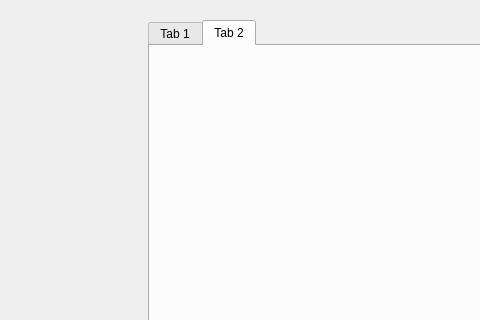
Qt form src/dialog/pcldialog.ui (hkaraoguz/ISLFramework) before a commit; both pictures show x 342 to 822 and y 0 to 320 of the 1068 by 701 pixel window.
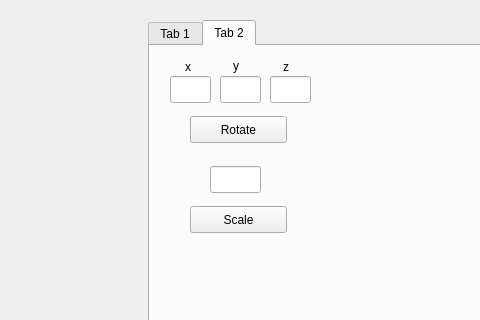
The same form after that commit. The open tabs and pages were chosen to show the change. Custom widgets are drawn as their Qt base class.

Commit message: Point cloud icin rotation ve scale eklenmeye baslandi

What changed in the file:
```diff
--- a/src/dialog/pcldialog.ui
+++ b/src/dialog/pcldialog.ui
@@ -197,6 +197,111 @@
     <attribute name="title">
      <string>Tab 2</string>
     </attribute>
+    <widget class="QPushButton" name="butRotateCloud">
+     <property name="geometry">
+      <rect>
+       <x>40</x>
+       <y>70</y>
+       <width>97</width>
+       <height>27</height>
+      </rect>
+     </property>
+     <property name="text">
+      <string>Rotate</string>
+     </property>
+    </widget>
+    <widget class="QLineEdit" name="lEditRotationXDeg">
+     <property name="geometry">
+      <rect>
+       <x>20</x>
+       <y>30</y>
+       <width>41</width>
+       <height>27</height>
+      </rect>
+     </property>
+    </widget>
+    <widget class="QLineEdit" name="lEditRotationYDeg">
+     <property name="geometry">
+      <rect>
+       <x>70</x>
+       <y>30</y>
+       <width>41</width>
+       <height>27</height>
+      </rect>
+     </property>
+    </widget>
+    <widget class="QLineEdit" name="lEditRotationZDeg">
+     <property name="geometry">
+      <rect>
+       <x>120</x>
+       <y>30</y>
+       <width>41</width>
+       <height>27</height>
+      </rect>
+     </property>
+    </widget>
+    <widget class="QLabel" name="label">
+     <property name="geometry">
+      <rect>
+       <x>35</x>
+       <y>12</y>
+       <width>20</width>
+       <height>17</height>
+      </rect>
+     </property>
+     <property name="text">
+      <string>x</string>
+     </property>
+    </widget>
+    <widget class="QLabel" name="label_2">
+     <property name="geometry">
+      <rect>
+       <x>83</x>
+       <y>11</y>
+       <width>16</width>
+       <height>17</height>
+      </rect>
+     </property>
+     <property name="text">
+      <string>y</string>
+     </property>
+    </widget>
+    <widget class="QLabel" name="label_3">
+     <property name="geometry">
+      <rect>
+       <x>133</x>
+       <y>12</y>
+       <width>16</width>
+       <height>17</height>
+      </rect>
+     </property>
+     <property name="text">
+      <string>z</string>
+     </property>
+    </widget>
+    <widget class="QLineEdit" name="lEditScalePointCloud">
+     <property name="geometry">
+      <rect>
+       <x>60</x>
+       <y>120</y>
+       <width>51</width>
+       <height>27</height>
+      </rect>
+     </property>
+    </widget>
+    <widget class="QPushButton" name="butScalePointCloud">
+     <property name="geometry">
+      <rect>
+       <x>40</x>
+       <y>160</y>
+       <width>97</width>
+       <height>27</height>
+      </rect>
+     </property>
+     <property name="text">
+      <string>Scale</string>
+     </property>
+    </widget>
    </widget>
   </widget>
  </widget>
```
Left out of the diff: 2 changed lines with no effect on the pictures. The commit also changes 4 other files.
